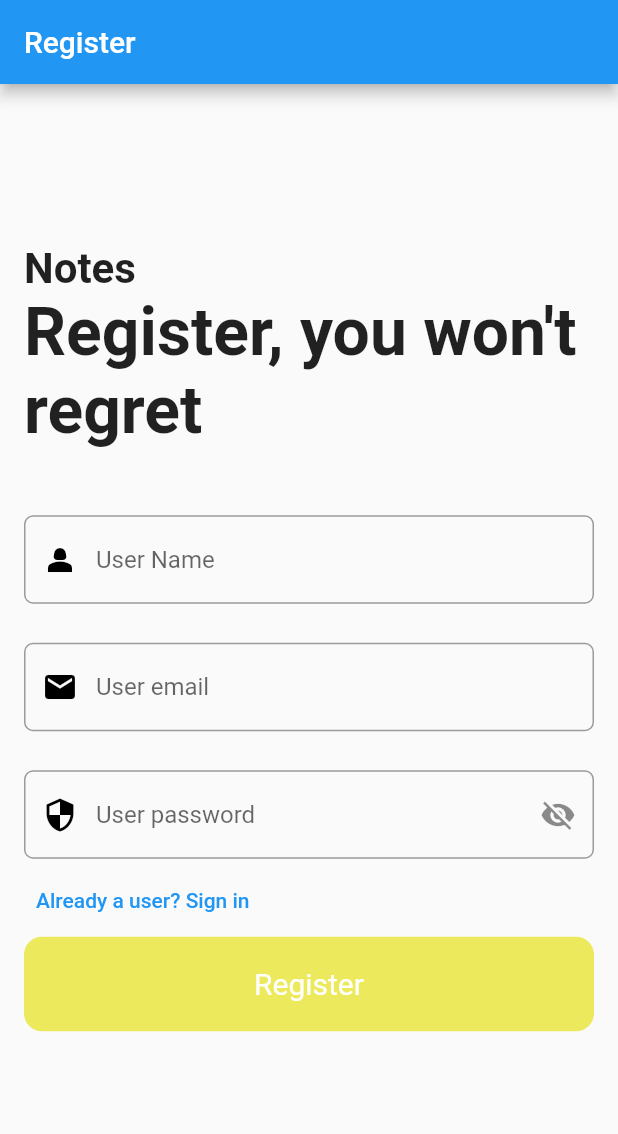
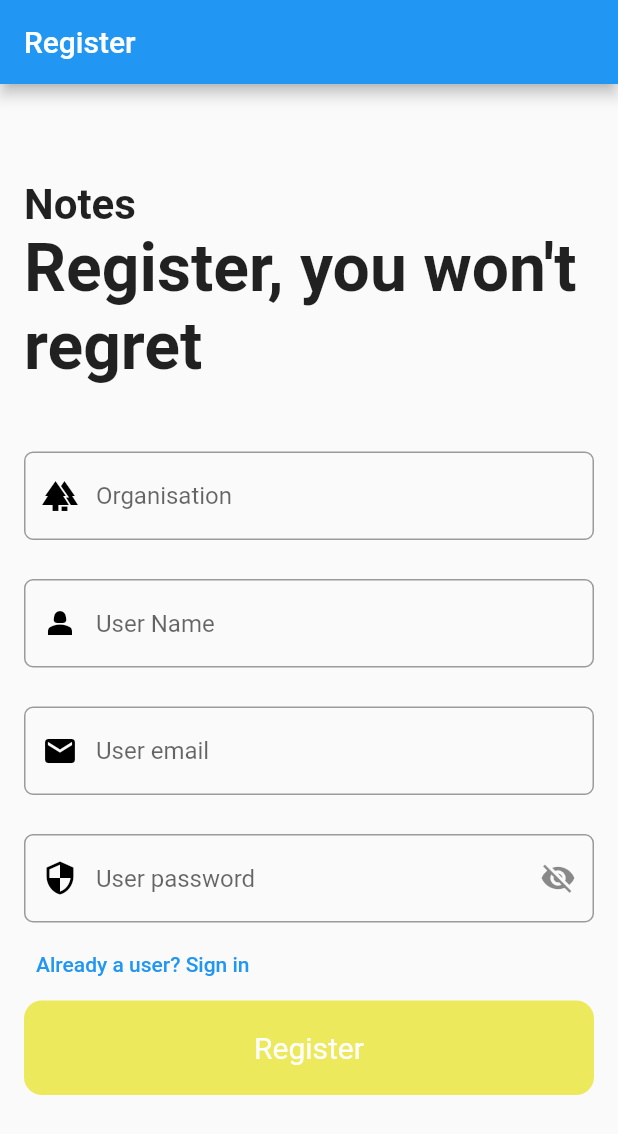
Before and after one commit to Divyanshu1545/cafeteriaApp, a Flutter app: the screen it shows after launch, after a tap on "Not a user? Register here", on a phone screen of 412 x 824 dp. Shown: the top 1134 px of the screen. Run offline on Flutter 3.47's test engine with Material 2 defaults, Android fonts, the light colour scheme and no system bars; our stand-ins replace carousel_slider, firebase_core, flutter_spinkit, flutter_svg, google_fonts, shared_preferences; missing offline and left inert: mongo_dart; accounts and stored records are empty.

Commit message:
added logout function and organisation in AppUser

```diff
--- a/lib/crud/db_user.dart
+++ b/lib/crud/db_user.dart
@@ -7,17 +7,19 @@ class AppUser {
   late final String userEmail;
   late final String userName;
   late final String password;
+  late final String userOrganisation;
 
-  AppUser({
-    required this.userEmail,
-    required this.userName,
-    required this.password,
-  });
+  AppUser(
+      {required this.userEmail,
+      required this.userName,
+      required this.password,
+      required this.userOrganisation});
   Map<String, String> toMap(AppUser user) {
     return {
       "_id": user.userEmail,
       "userName": user.userName,
-      "password": user.password
+      "password": user.password,
+      "organisation":user.userOrganisation
     };
   }
 
@@ -25,6 +27,6 @@ class AppUser {
   String toString() {
     // TODO: implement toString
 
-    return 'User {username: $userName, userEmail: $userEmail}';
+    return 'User {username: $userName, userEmail: $userEmail, organisation: $userOrganisation}';
   }
 }
--- a/lib/screens/login_screen.dart
+++ b/lib/screens/login_screen.dart
@@ -112,9 +112,6 @@ class _LoginScreenState extends State<LoginScreen> {
                     try {
                       await DatabaseUserService.loginUser(email, password);
                       await prefs.setString("_id", email);
-
-                      devtools
-                          .log(await prefs.getString("userEmail") as String);
                       await prefs.setString("password", password);
                       Navigator.pushReplacementNamed(context, homescreenRoute);
                     } on InvalidPasswordException {
--- a/lib/screens/register_screen.dart
+++ b/lib/screens/register_screen.dart
@@ -24,10 +24,10 @@ class _RegisterViewState extends State<RegisterScreen> {
   Widget build(BuildContext context) {
     final DatabaseUserService userService = DatabaseUserService();
 
-
     TextEditingController _userName = TextEditingController();
     TextEditingController _email = TextEditingController();
     TextEditingController _password = TextEditingController();
+    TextEditingController _organisation = TextEditingController();
     return FutureBuilder(
         future: DatabaseUserService.initializeDb(),
         builder: (context, snapshot) {
@@ -54,6 +54,24 @@ class _RegisterViewState extends State<RegisterScreen> {
                   ),
                   const SizedBox(
                     height: 44,
+                  ),
+                  TextField(
+                    keyboardType: TextInputType.name,
+                    controller: _organisation,
+                    decoration: InputDecoration(
+                      hintText: "Organisation",
+                      border: OutlineInputBorder(
+                        gapPadding: 4,
+                        borderRadius: BorderRadius.circular(6),
+                      ),
+                      prefixIcon: const Icon(
+                        Icons.forest,
+                        color: Colors.black,
+                      ),
+                    ),
+                  ),
+                  const SizedBox(
+                    height: 26,
                   ),
                   TextField(
                     keyboardType: TextInputType.emailAddress,
@@ -132,9 +150,10 @@ class _RegisterViewState extends State<RegisterScreen> {
                     child: RawMaterialButton(
                       onPressed: () async {
                         AppUser appUser = AppUser(
-                          userEmail: _email.text,
-                          userName: _userName.text,
-                          password: _password.text,
+                          userOrganisation: _organisation.text.trim(),
+                          userEmail: _email.text.trim(),
+                          userName: _userName.text.trim(),
+                          password: _password.text.trim(),
                         );
                         try {
                           setState(() {
--- a/lib/screens/splash_screen.dart
+++ b/lib/screens/splash_screen.dart
@@ -5,6 +5,7 @@ import 'package:cafeteria/crud/db_user_service.dart';
 import 'package:cafeteria/screens/login_screen.dart';
 import 'package:flutter/material.dart';
 import 'package:flutter/src/widgets/framework.dart';
+import 'dart:developer' as devTools;
 import 'package:flutter_spinkit/flutter_spinkit.dart';
 import 'package:shared_preferences/shared_preferences.dart';
 import 'home.dart';
@@ -26,7 +27,7 @@ class _SplashScreenState extends State<SplashScreen> {
   _navigatetohome() async {
     await DatabaseUserService.initializeDb();
     prefs = await SharedPreferences.getInstance();
-    if (prefs.getString("_id") == null) {
+    if (DatabaseUserService.currentUser == null) {
 // ignore: use_build_context_synchronously
       Navigator.pushReplacement(
         context,
@@ -37,9 +38,14 @@ class _SplashScreenState extends State<SplashScreen> {
     } else {
       final email = await prefs.getString("_id");
       final password = await prefs.getString("password");
+      devTools.log(email.toString());
+      devTools.log(password.toString());
+
       try {
         await DatabaseUserService.loginUser(
-            email as String, password as String);
+          email as String,
+          password as String,
+        );
       } on Exception {
         Navigator.pushReplacement(
           context,
```
Also changed, not shown: lib/crud/db_user_service.dart (+22 -5 lines), lib/screens/home.dart (+46 -2 lines).
